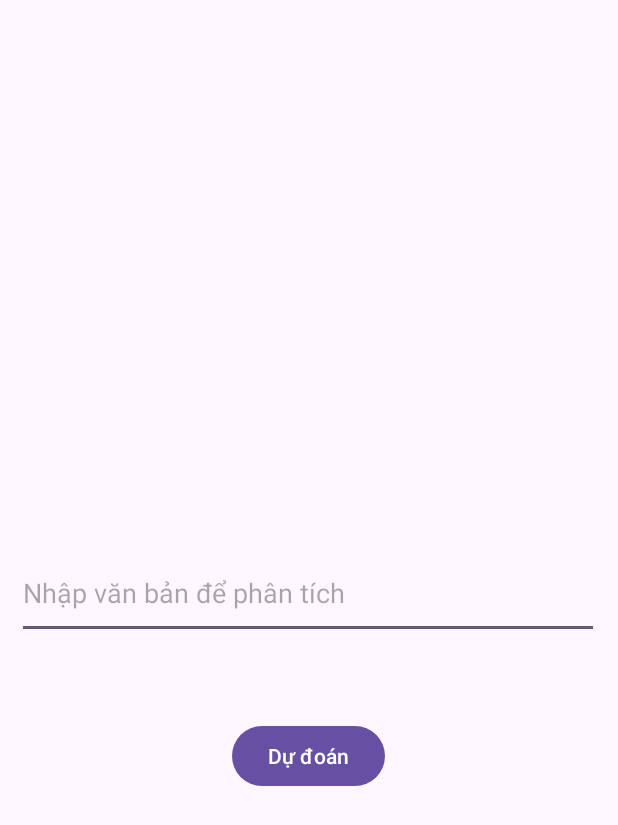
After one commit to Twannnnnn/PRM_healthy, an Android app: the HealthAdviceActivity screen opened directly, with no data from a screen before it, on a phone screen of 412 x 824 dp. The commit adds this screen. Shown: the top 825 px of the screen. Run offline under Robolectric (Android 15) with nearby library versions, the phone set to English and light mode, and no system bars.

Commit message:
them api nutrition

```diff
--- a/app/build.gradle.kts
+++ b/app/build.gradle.kts
@@ -32,6 +32,10 @@ android {
 }
 
 dependencies {
+    implementation("com.squareup.retrofit2:retrofit:2.9.0")
+    implementation("com.squareup.retrofit2:converter-gson:2.9.0")
+    implementation("androidx.viewpager2:viewpager2:1.0.0")
+    implementation("com.google.android.material:material:1.4.0")
     implementation("androidx.cardview:cardview:1.0.0")
     implementation(libs.appcompat)
     implementation(libs.material)
--- /dev/null
+++ b/app/src/main/java/com/example/prm_healthyapp/HealthAdviceActivity.java
@@ -0,0 +1,224 @@
+package com.example.prm_healthyapp; // Thay đổi theo package của bạn
+
+import android.content.ContentValues;
+import android.database.sqlite.SQLiteDatabase;
+import android.os.Bundle;
+import android.util.Log;
+import android.view.View;
+import android.widget.Button;
+import android.widget.EditText;
+import android.widget.TextView;
+import androidx.appcompat.app.AppCompatActivity;
+import retrofit2.Call;
+import retrofit2.Callback;
+import retrofit2.Response;
+import retrofit2.Retrofit;
+import retrofit2.converter.gson.GsonConverterFactory;
+
+import java.util.HashMap;
+
+
+import android.os.Bundle;
+import android.util.Log;
+import android.view.View;
+import android.widget.Button;
+import android.widget.EditText;
+import android.widget.TextView;
+import androidx.appcompat.app.AppCompatActivity;
+import retrofit2.Call;
+import retrofit2.Callback;
+import retrofit2.Response;
+import retrofit2.Retrofit;
+import retrofit2.converter.gson.GsonConverterFactory;
+
+import java.util.HashMap;
+import java.util.Map;
+
+
+
+import android.os.Bundle;
+import android.util.Log;
+import android.view.View;
+import android.widget.Button;
+import android.widget.EditText;
+import android.widget.TextView;
+import androidx.appcompat.app.AppCompatActivity;
+import retrofit2.Call;
+import retrofit2.Callback;
+import retrofit2.Response;
+import retrofit2.Retrofit;
+import retrofit2.converter.gson.GsonConverterFactory;
+
+import java.util.HashMap;
+import java.util.Map;
+
+public class HealthAdviceActivity extends AppCompatActivity {
+    private EditText editTextInput;
+    private Button buttonAnalyze;
+    private TextView textViewResult;
+    private NutritionixApiService nutritionixApiService;
+
+    @Override
+    protected void onCreate(Bundle savedInstanceState) {
+        super.onCreate(savedInstanceState);
+        setContentView(R.layout.activity_health_advice);
+
+        editTextInput = findViewById(R.id.editTextInput);
+        buttonAnalyze = findViewById(R.id.buttonPredict);
+        textViewResult = findViewById(R.id.textViewResult);
+
+        Retrofit retrofit = new Retrofit.Builder()
+                .baseUrl("https://trackapi.nutritionix.com/")
+                .addConverterFactory(GsonConverterFactory.create())
+                .build();
+
+        nutritionixApiService = retrofit.create(NutritionixApiService.class);
+
+        buttonAnalyze.setOnClickListener(new View.OnClickListener() {
+            @Override
+            public void onClick(View v) {
+                String foodDescription = editTextInput.getText().toString();
+                analyzeFood(foodDescription);
+            }
+        });
+    }
+
+    private void analyzeFood(String description) {
+        Map<String, String> options = new HashMap<>();
+        options.put("query", description);
+
+        nutritionixApiService.getNutritionalInfo(options).enqueue(new Callback<Map<String, Object>>() {
+            @Override
+            public void onResponse(Call<Map<String, Object>> call, Response<Map<String, Object>> response) {
+                if (response.isSuccessful() && response.body() != null) {
+                    Map<String, Object> nutritionData = response.body();
+                    textViewResult.setText("Nutritional Info:\n" + nutritionData.toString());
+
+                    // Lưu thông tin dinh dưỡng vào nutrition_log
+                    saveNutritionLog(nutritionData);
+                } else {
+                    handleError(response);
+                }
+            }
+
+            @Override
+            public void onFailure(Call<Map<String, Object>> call, Throwable t) {
+                Log.e("Error", t.getMessage());
+                textViewResult.setText("Failed to retrieve data: " + t.getMessage());
+            }
+        });
+    }
+
+    private void saveNutritionLog(Map<String, Object> nutritionData) {
+        SQLiteDatabase db = new DatabaseHelper(this).getWritableDatabase();
+        ContentValues values = new ContentValues();
+
+        // Giả sử bạn đã lấy được tất cả các thông tin cần thiết từ nutritionData
+        // Đây là ví dụ, bạn cần điều chỉnh theo cấu trúc của nutritionData
+        values.put("food_name", (String) nutritionData.get("food_name")); // Chỉnh sửa theo đúng key
+        values.put("calories", (Float) nutritionData.get("calories")); // Chỉnh sửa theo đúng key
+        values.put("fat", (Float) nutritionData.get("fat")); // Chỉnh sửa theo đúng key
+        values.put("protein", (Float) nutritionData.get("protein")); // Chỉnh sửa theo đúng key
+        values.put("carbohydrates", (Float) nutritionData.get("carbohydrates")); // Chỉnh sửa theo đúng key
+        values.put("fiber", (Float) nutritionData.get("fiber")); // Chỉnh sửa theo đúng key
+        values.put("vitamins", (String) nutritionData.get("vitamins")); // Chỉnh sửa theo đúng key
+        values.put("minerals", (String) nutritionData.get("minerals")); // Chỉnh sửa theo đúng key
+
+        db.insert("nutrition_log", null, values);
+        db.close();
+    }
+    private void handleError(Response<Map<String, Object>> response) {
+        try {
+            String errorResponse = response.errorBody().string();
+            Log.e("API Error", errorResponse);
+            textViewResult.setText("Error: " + response.code() + " - " + errorResponse);
+        } catch (Exception e) {
+            Log.e("Error", "Cannot read error.", e);
+            textViewResult.setText("Error: " + response.code() + " - Cannot read error.");
+        }
+    }
+}
+//public class HealthAdviceActivity extends AppCompatActivity {
+//    private EditText editTextInput;
+//    private Button buttonPredict;
+//    private TextView textViewResult;
+//
+//    private HuggingFaceApiService huggingFaceApiService;
+//
+//    @Override
+//    protected void onCreate(Bundle savedInstanceState) {
+//        super.onCreate(savedInstanceState);
+//        setContentView(R.layout.activity_health_advice);
+//
+//        editTextInput = findViewById(R.id.editTextInput);
+//        buttonPredict = findViewById(R.id.buttonPredict);
+//        textViewResult = findViewById(R.id.textViewResult);
+//
+//        // Khởi tạo Retrofit
+//        Retrofit retrofit = new Retrofit.Builder()
+//                .baseUrl("https://api-inference.huggingface.co/models/google-bert/bert-base-uncased/") // Đảm bảo có dấu gạch chéo ở cuối
+//                .addConverterFactory(GsonConverterFactory.create())
+//                .build();
+//
+//        huggingFaceApiService = retrofit.create(HuggingFaceApiService.class);
+//
+//        buttonPredict.setOnClickListener(new View.OnClickListener() {
+//            @Override
+//            public void onClick(View v) {
+//                String inputText = editTextInput.getText().toString();
+//                makePrediction(inputText);
+//            }
+//        });
+//    }
+//
+//    private void makePrediction(String text) {
+//        // Kiểm tra xem văn bản có chứa token [MASK] không
+//        if (!text.contains("[MASK]")) {
+//            text = "The answer to the universe is [MASK]."; // Ví dụ về câu có token
+//        }
+//
+//        HashMap<String, String> inputData = new HashMap<>();
+//        inputData.put("inputs", text);
+//
+//        huggingFaceApiService.getPrediction(inputData).enqueue(new Callback<HashMap<String, Object>>() {
+//            @Override
+//            public void onResponse(Call<HashMap<String, Object>> call, Response<HashMap<String, Object>> response) {
+//                if (response.isSuccessful() && response.body() != null) {
+//                    // In ra phản hồi để kiểm tra cấu trúc
+//                    Log.d("Response", response.body().toString());
+//
+//                    // Kiểm tra và xử lý phản hồi
+//                    if (response.body() instanceof HashMap) {
+//                        HashMap<String, Object> predictions = response.body();
+//
+//                        // Kiểm tra nếu predictions chứa lỗi
+//                        if (predictions.containsKey("error")) {
+//                            textViewResult.setText("Lỗi: " + predictions.get("error"));
+//                        } else {
+//                            // Nếu có dữ liệu liên quan đến dự đoán
+//                            textViewResult.setText("Kết quả dự đoán:\n" + predictions.toString());
+//                        }
+//                    } else {
+//                        textViewResult.setText("Phản hồi không đúng định dạng.");
+//                    }
+//                } else {
+//                    // Hiển thị thông báo lỗi chi tiết
+//                    try {
+//                        String errorResponse = response.errorBody().string();
+//                        Log.e("Error Response", errorResponse);
+//                        textViewResult.setText("Lỗi: " + response.code() + " - " + errorResponse);
+//                    } catch (Exception e) {
+//                        Log.e("Error", "Không thể đọc lỗi.");
+//                        textViewResult.setText("Lỗi: " + response.code() + " - Không thể đọc lỗi.");
+//                    }
+//                }
+//            }
+//
+//            @Override
+//            public void onFailure(Call<HashMap<String, Object>> call, Throwable t) {
+//                Log.e("Error", t.getMessage());
+//                textViewResult.setText("Có lỗi xảy ra: " + t.getMessage());
+//            }
+//        });
+//    }
+//}
--- /dev/null
+++ b/app/src/main/java/com/example/prm_healthyapp/NutritionixApiService.java
@@ -0,0 +1,19 @@
+package com.example.prm_healthyapp;
+
+import java.util.Map;
+import retrofit2.Call;
+import retrofit2.http.Body;
+import retrofit2.http.GET;
+import retrofit2.http.Headers;
+import retrofit2.http.POST;
+import retrofit2.http.QueryMap;
+
+public interface NutritionixApiService {
+    @Headers({
+            "x-app-id: bbff75ba",
+            "x-app-key: 01e52221e13a5e5dc3a4b6a892e159be",
+            "Content-Type: application/json"
+    })
+    @POST("v2/natural/nutrients")
+    Call<Map<String, Object>> getNutritionalInfo(@Body Map<String, String> options);
+}
--- /dev/null
+++ b/app/src/main/java/com/example/prm_healthyapp/OtherFragment.java
@@ -0,0 +1,6 @@
+package com.example.prm_healthyapp;
+
+import androidx.fragment.app.Fragment;
+
+public class OtherFragment extends Fragment {
+}
--- /dev/null
+++ b/app/src/main/java/com/example/prm_healthyapp/requirements.txt
@@ -0,0 +1,3 @@
+flask
+transformers
+torch
--- /dev/null
+++ b/app/src/main/res/layout/activity_health_advice.xml
@@ -0,0 +1,46 @@
+<?xml version="1.0" encoding="utf-8"?>
+<androidx.constraintlayout.widget.ConstraintLayout xmlns:android="http://schemas.android.com/apk/res/android"
+    xmlns:app="http://schemas.android.com/apk/res-auto"
+    xmlns:tools="http://schemas.android.com/tools"
+    android:id="@+id/main"
+    android:layout_width="match_parent"
+    android:layout_height="match_parent"
+    tools:context=".HealthAdviceActivity">
+
+    <EditText
+        android:id="@+id/editTextInput"
+        android:layout_width="388dp"
+        android:layout_height="61dp"
+        android:layout_marginTop="38dp"
+        android:layout_marginBottom="36dp"
+        android:hint="Nhập văn bản để phân tích"
+        app:layout_constraintBottom_toTopOf="@+id/buttonPredict"
+        app:layout_constraintEnd_toEndOf="parent"
+        app:layout_constraintHorizontal_bias="0.478"
+        app:layout_constraintStart_toStartOf="parent"
+        app:layout_constraintTop_toBottomOf="@+id/textViewResult" />
+
+    <Button
+        android:id="@+id/buttonPredict"
+        android:layout_width="wrap_content"
+        android:layout_height="wrap_content"
+        android:layout_marginTop="18dp"
+        android:layout_marginEnd="155dp"
+        android:layout_marginBottom="351dp"
+        android:text="Dự đoán"
+        app:layout_constraintBottom_toBottomOf="parent"
+        app:layout_constraintEnd_toEndOf="parent"
+        app:layout_constraintTop_toBottomOf="@+id/editTextInput" />
+
+    <TextView
+        android:id="@+id/textViewResult"
+        android:layout_width="383dp"
+        android:layout_height="166dp"
+        android:layout_marginTop="178dp"
+        android:layout_marginEnd="16dp"
+        android:layout_marginBottom="38dp"
+        android:paddingTop="16dp"
+        app:layout_constraintBottom_toTopOf="@+id/editTextInput"
+        app:layout_constraintEnd_toEndOf="parent"
+        app:layout_constraintTop_toTopOf="parent" />
+</androidx.constraintlayout.widget.ConstraintLayout>
--- /dev/null
+++ b/app/src/main/res/xml/network_security_config.xml
@@ -0,0 +1,6 @@
+<?xml version="1.0" encoding="utf-8"?>
+<network-security-config>
+    <domain-config cleartextTrafficPermitted="true">
+        <domain includeSubdomains="true">192.168.31.120</domain>
+    </domain-config>
+</network-security-config>
```
Also changed, not shown: app/src/main/AndroidManifest.xml (+11 -6 lines), app/src/main/java/com/example/prm_healthyapp/DatabaseHelper.java (+15 -1 lines), app/src/main/java/com/example/prm_healthyapp/HuggingFaceApiService.java (added, +16 -0 lines), app/src/main/java/com/example/prm_healthyapp/MainActivity.java (+8 -3 lines), app/src/main/java/com/example/prm_healthyapp/PredictionService.java (added, +15 -0 lines), app/src/main/java/com/example/prm_healthyapp/ReportActivity.java (+19 -2 lines), app/src/main/java/com/example/prm_healthyapp/SleepLogFragment.java (added, +50 -0 lines), app/src/main/java/com/example/prm_healthyapp/ViewPagerAdapter.java (added, +28 -0 lines), app/src/main/res/layout/activity_main.xml (+12 -0 lines), app/src/main/res/layout/activity_report.xml (+17 -5 lines), app/src/main/res/layout/fragment_sleep_log.xml (added, +12 -0 lines), 1 other file.
